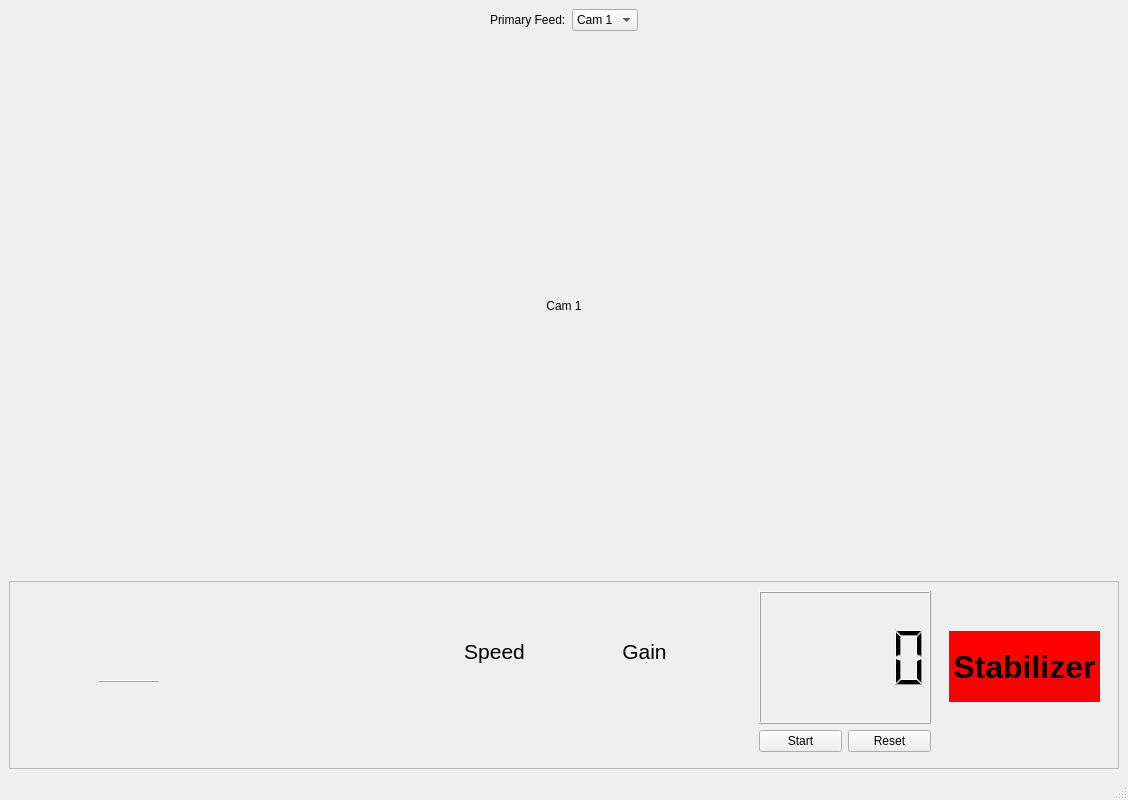
Above: Front/copilot.ui from Omar-Tabouna/nautix-2026 before the change. Below: the same form after it.
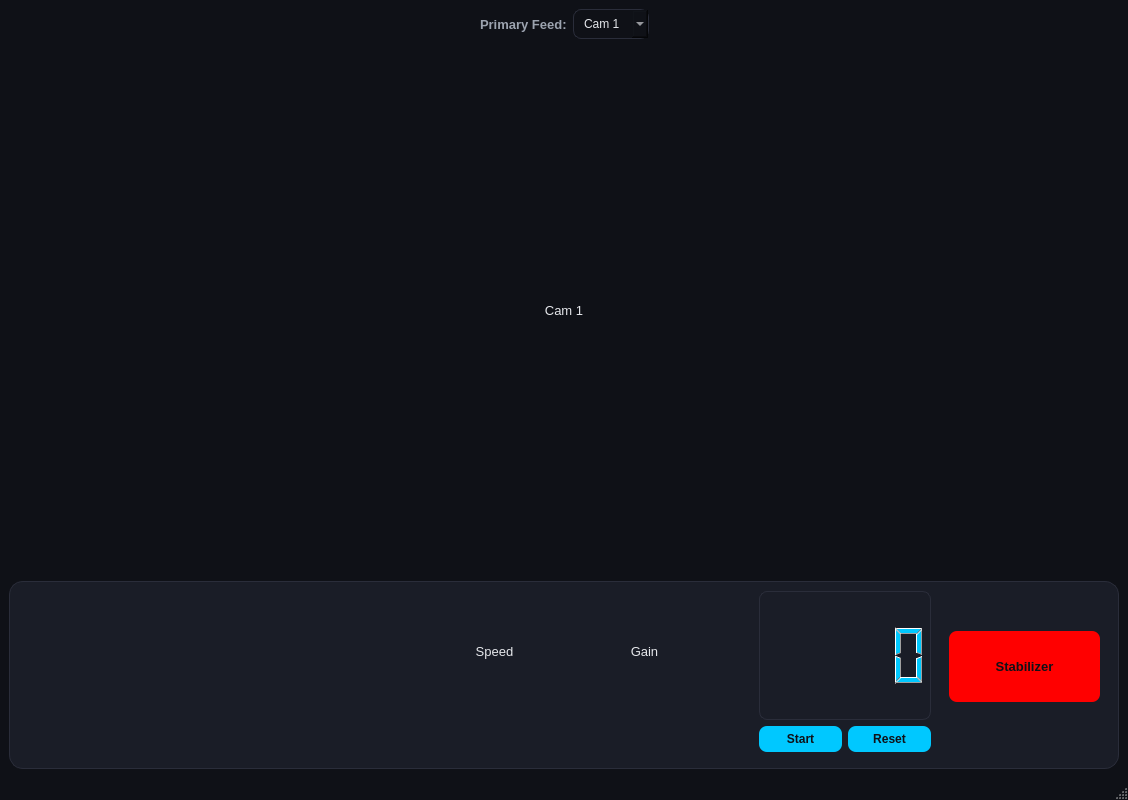
That is the form after the change. Icons and pictures are not drawn. Custom widgets are drawn as their Qt base class.

Commit message: redesigned login window

Diff of the .ui file:
```diff
--- a/Front/copilot.ui
+++ b/Front/copilot.ui
@@ -13,6 +13,85 @@
   <property name="windowTitle">
    <string>MainWindow</string>
   </property>
+  <property name="styleSheet">
+   <string notr="true">QMainWindow {
+    background-color: #0f1117;
+}
+
+QFrame#frame {
+    background-color: #1a1d27;
+    border: 1px solid #2a2d3a;
+    border-radius: 14px;
+}
+
+/* Labels */
+QLabel {
+    color: #e5e7eb;
+    font-size: 13px;
+}
+
+QLabel#prim_feed_label {
+    color: #9ca3af;
+    font-weight: 600;
+}
+
+QLabel#Stabilizer_label {
+    background-color: #00c8ff;
+    color: #0f1117;
+    font-weight: bold;
+    border-radius: 8px;
+}
+
+/* ComboBox */
+QComboBox {
+    background-color: #0f1117;
+    color: #e5e7eb;
+    border: 1px solid #2a2d3a;
+    border-radius: 8px;
+    padding: 6px 10px;
+}
+
+QComboBox:hover {
+    border: 1px solid #00c8ff;
+}
+
+QComboBox QAbstractItemView {
+    background-color: #1a1d27;
+    color: #e5e7eb;
+    selection-background-color: #003a47;
+    selection-color: #00c8ff;
+}
+
+/* Buttons */
+QPushButton {
+    background-color: #00c8ff;
+    color: #0f1117;
+    border-radius: 8px;
+    padding: 6px 10px;
+    font-weight: 600;
+}
+
+QPushButton:hover {
+    background-color: #33d4ff;
+}
+
+QPushButton:pressed {
+    background-color: #0099cc;
+}
+
+/* LCD */
+QLCDNumber {
+    background-color: #0f1117;
+    color: #00c8ff;
+    border: 1px solid #2a2d3a;
+    border-radius: 8px;
+}
+
+/* Frames inside UI */
+QFrame {
+    background-color: transparent;
+}</string>
+  </property>
   <widget class="QWidget" name="centralwidget">
    <layout class="QVBoxLayout" name="verticalLayout_4">
     <item>
@@ -425,7 +504,7 @@
           </property>
           <property name="font">
            <font>
-            <pointsize>16</pointsize>
+            <pointsize>-1</pointsize>
            </font>
           </property>
           <property name="text">
@@ -465,7 +544,7 @@
           </property>
           <property name="font">
            <font>
-            <pointsize>16</pointsize>
+            <pointsize>-1</pointsize>
            </font>
           </property>
           <property name="text">
@@ -524,7 +603,7 @@
          </property>
          <property name="font">
           <font>
-           <pointsize>24</pointsize>
+           <pointsize>-1</pointsize>
            <bold>true</bold>
           </font>
          </property>
```
The commit also changes 8 other files.
